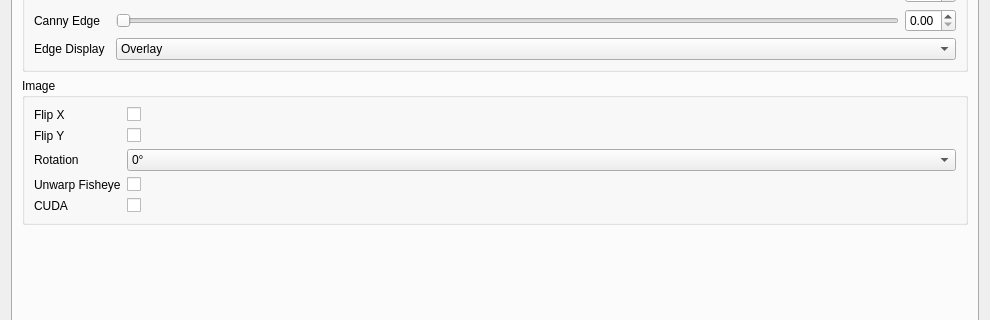
The window that plugins/feature/camera/camerasettingsdialog.ui (srcejon/sdrangel) describes before a commit, drawn with Qt 5; both pictures show x 0 to 990 and y 182 to 502 of the 990 by 946 pixel window.
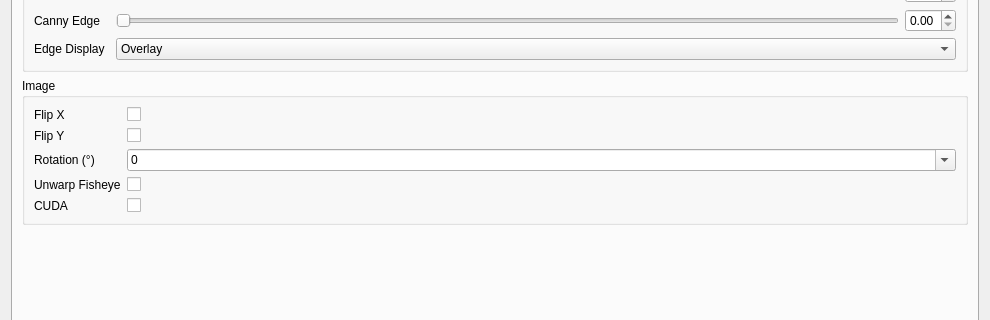
The same window after the commit. The open tabs and pages were chosen to show the change. Icons and pictures are not drawn. Custom widgets are drawn as their Qt base class.

Commit message: Support arbitrary camera image rotation

```diff
--- a/plugins/feature/camera/camerasettingsdialog.ui
+++ b/plugins/feature/camera/camerasettingsdialog.ui
@@ -3171,18 +3171,24 @@
           <item row="2" column="0">
            <widget class="QLabel" name="imageRotationLabel">
             <property name="text">
-             <string>Rotation</string>
+             <string>Rotation (&#176;)</string>
             </property>
            </widget>
           </item>
           <item row="2" column="1">
            <widget class="QComboBox" name="imageRotationCombo">
+            <property name="editable">
+             <bool>true</bool>
+            </property>
+            <property name="insertPolicy">
+             <enum>QComboBox::NoInsert</enum>
+            </property>
             <property name="toolTip">
              <string>Rotate the image clockwise</string>
             </property>
             <item>
              <property name="text">
-              <string>0°</string>
+              <string>0</string>
              </property>
             </item>
             <item>
```
Left out of the diff: 8 changed lines with no effect on the pictures. The commit also changes 7 other files.
